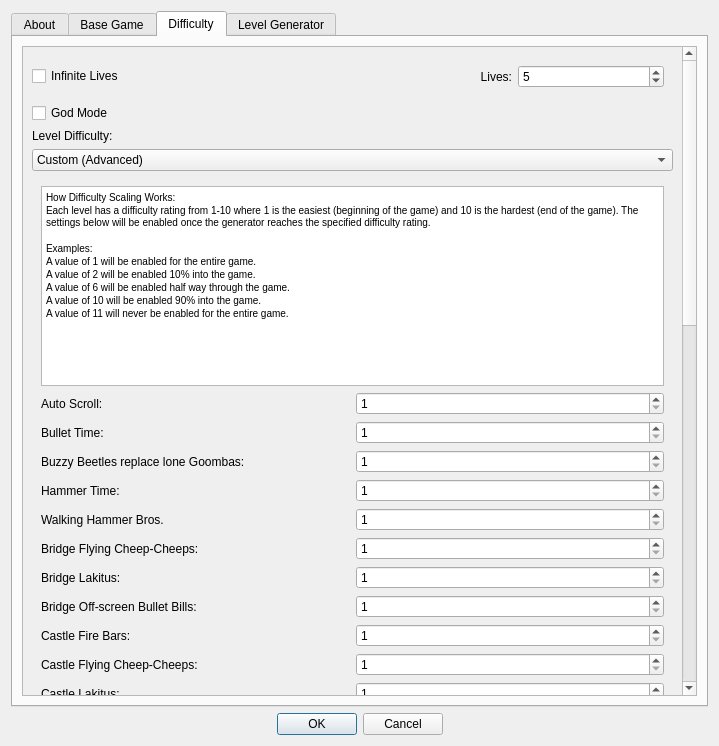
Before: the Qt Designer form SMB1/SMB1_Compliance_To_SMB1/Configure_Settings_Form.ui in Coolcord/Level-Headed, drawn with Qt 5.
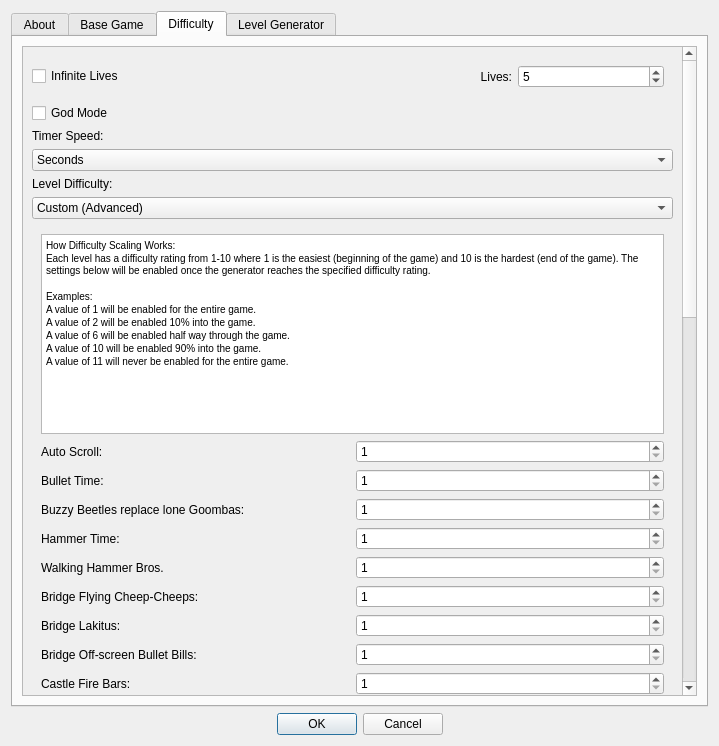
After: the same form once the commit is applied. The open tabs and pages were chosen to show the change.

Commit message: Added an option to switch between the seconds timer and the original timer

Patch:
```diff
--- a/SMB1/SMB1_Compliance_To_SMB1/Configure_Settings_Form.ui
+++ b/SMB1/SMB1_Compliance_To_SMB1/Configure_Settings_Form.ui
@@ -579,7 +579,7 @@
             <x>0</x>
             <y>0</y>
             <width>652</width>
-            <height>1758</height>
+            <height>1814</height>
            </rect>
           </property>
           <layout class="QVBoxLayout" name="verticalLayout_3">
@@ -642,6 +642,31 @@
              </property>
             </widget>
            </item>
+           <item>
+            <layout class="QVBoxLayout" name="verticalLayout_15">
+             <item>
+              <widget class="QLabel" name="lblTimerSpeed">
+               <property name="text">
+                <string>Timer Speed:</string>
+               </property>
+              </widget>
+             </item>
+             <item>
+              <widget class="QComboBox" name="comboTimerSpeed">
+               <item>
+                <property name="text">
+                 <string>Seconds</string>
+                </property>
+               </item>
+               <item>
+                <property name="text">
+                 <string>Original</string>
+                </property>
+               </item>
+              </widget>
+             </item>
+            </layout>
+           </item>
            <item>
             <layout class="QVBoxLayout" name="layoutDifficulty">
              <item>
```
Left out of the diff: 10 changed lines with no effect on the pictures. The commit also changes 14 other files.
